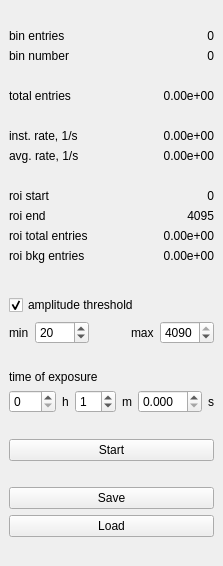
Qt form projects/mcpha/client/mcpha_hst.ui (pavel-demin/red-pitaya-notes) before a commit.
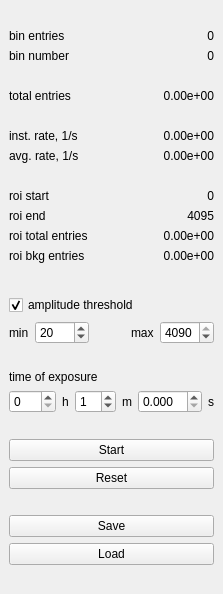
The same form after that commit.

Commit message: add pause, resume and reset to mcpha client

Patch:
```diff
--- a/projects/mcpha/client/mcpha_hst.ui
+++ b/projects/mcpha/client/mcpha_hst.ui
@@ -561,6 +561,13 @@
         </property>
        </widget>
       </item>
+      <item>
+       <widget class="QPushButton" name="resetButton">
+        <property name="text">
+         <string>Reset</string>
+        </property>
+       </widget>
+      </item>
       <item>
        <spacer name="spacer_8">
         <property name="orientation">
```
The commit also changes 1 other file.
